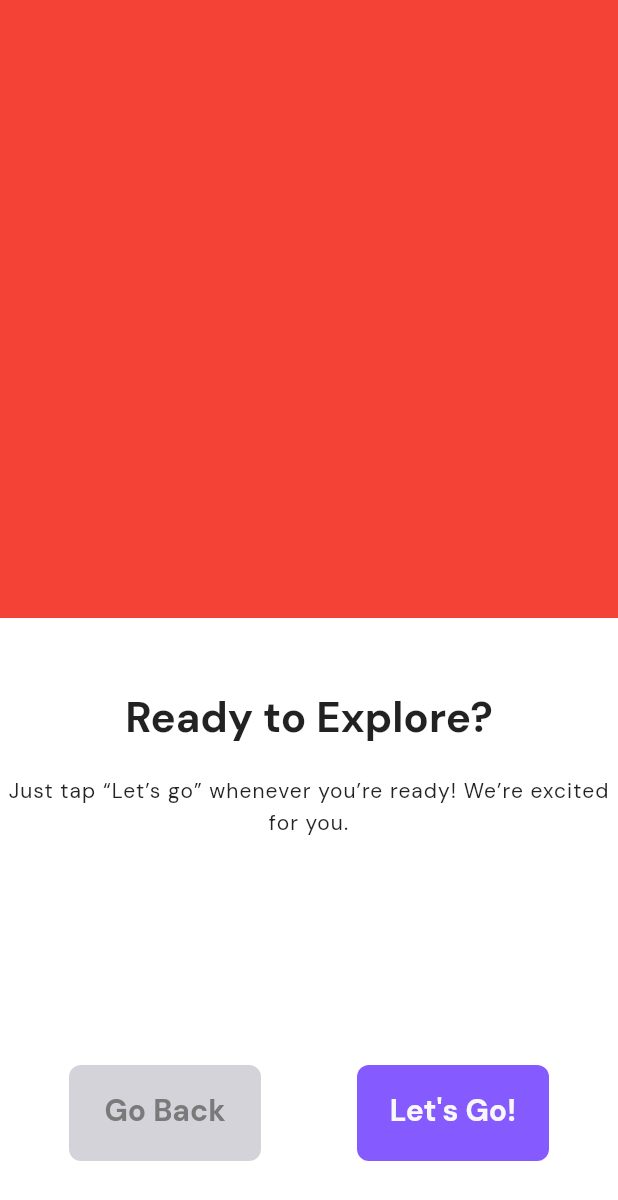
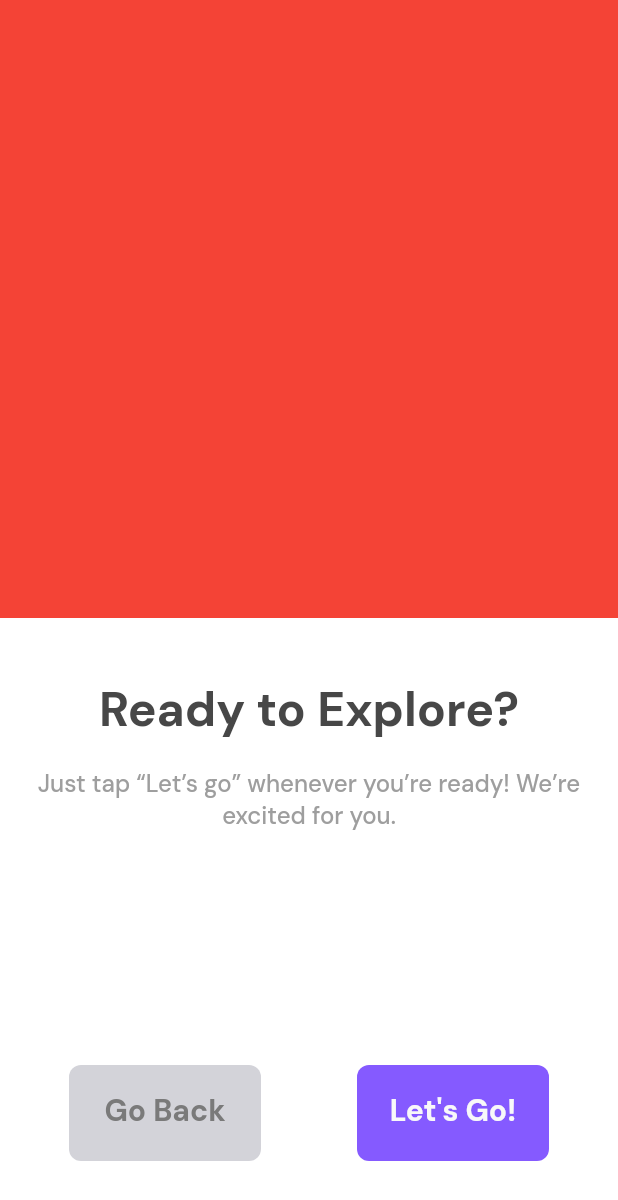
Before and after one commit to gdsc-loyola/admu_student_app, a Flutter app: the OnboardingPage screen opened directly, after a tap on "Skip", on a phone screen of 412 x 824 dp. Shown: the top 1200 px of the screen. Run offline on Flutter 3.47's test engine with Material 2 defaults, Android fonts, the phone set to English and light mode, and no system bars; our stand-ins replace flutter_colorpicker, google_fonts, introduction_screen, sqflite; missing offline and left inert: web_scraper; accounts and stored records are empty.

Commit message:
Added proper styles to onboarding components

```diff
--- a/lib/screens/onboarding_page.dart
+++ b/lib/screens/onboarding_page.dart
@@ -83,9 +83,7 @@ class _OnboardingPageState extends State<OnboardingPage> {
                   InkWell(
                     onTap: () {
                       (_currentPage == _pages.length - 1)
-                          ? _controller.previousPage(
-                              duration: Duration(milliseconds: 500),
-                              curve: Curves.easeInOutQuint)
+                          ? _controller.jumpToPage(0)
                           : _controller.jumpToPage(6);
                     },
                     child: AnimatedContainer(
@@ -220,20 +218,24 @@ class SliderPage extends StatelessWidget {
           ),
           Text(
             title,
-            style: TextStyle(fontSize: 28, fontWeight: FontWeight.bold),
+            style: Theme.of(context)
+                .textTheme
+                .headline4
+                .copyWith(color: AppColors.GRAY_DARK[0]),
           ),
           SizedBox(
             height: 20,
           ),
-          Text(
-            description,
-            style: TextStyle(
-              height: 1.5,
-              fontWeight: FontWeight.normal,
-              fontSize: 14,
-              letterSpacing: 0.7,
+          Padding(
+            padding: EdgeInsets.fromLTRB(16, 0, 16, 0),
+            child: Text(
+              description,
+              style: Theme.of(context)
+                  .textTheme
+                  .bodyText1
+                  .copyWith(color: AppColors.GRAY_DARK[2]),
+              textAlign: TextAlign.center,
             ),
-            textAlign: TextAlign.center,
           ),
           Spacer()
         ],
```
